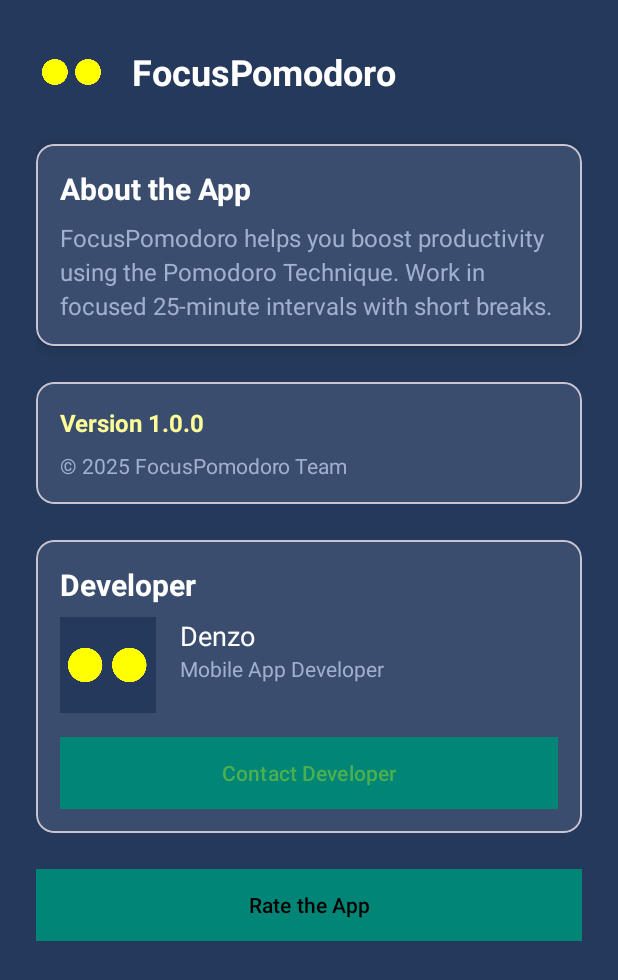
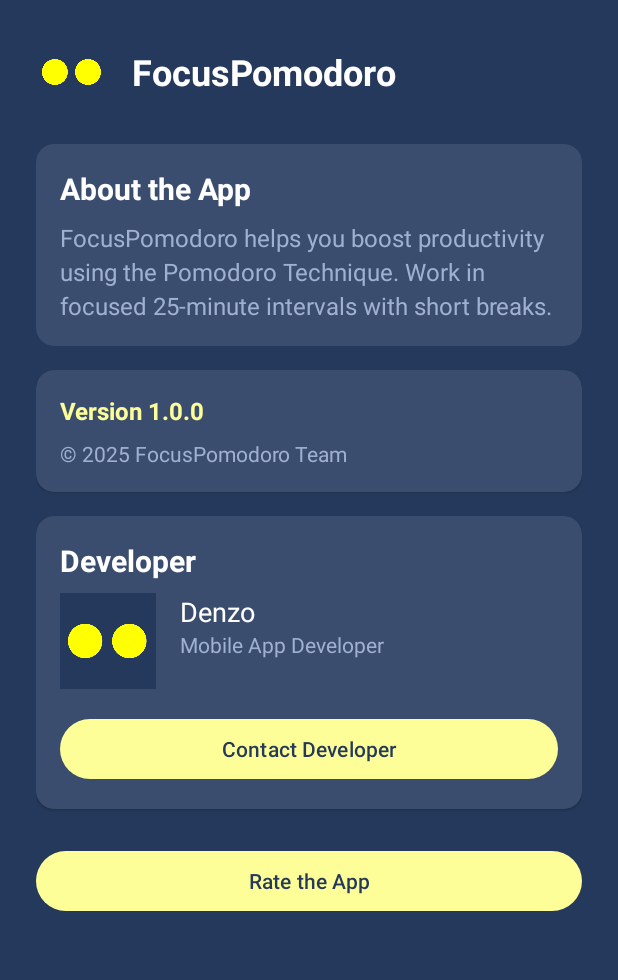
Before and after one commit to Hi1talib1World/MyPOMODORO, an Android app: the layout activity_about.xml on its own in the app's theme, with its tools: preview values and no code run, on a phone screen of 412 x 824 dp. Shown: the top 980 px of the screen. Run offline under Robolectric (Android 15) with nearby library versions, the light colour scheme and no system bars.

Commit message:
style: update activity_about layout design

```diff
--- a/app/src/main/res/layout/activity_about.xml
+++ b/app/src/main/res/layout/activity_about.xml
@@ -39,10 +39,9 @@
         <com.google.android.material.card.MaterialCardView
             android:layout_width="match_parent"
             android:layout_height="wrap_content"
-            android:layout_marginBottom="24dp"
-            app:cardBackgroundColor="#3A4D6E"
-            app:cardCornerRadius="12dp"
-            app:cardElevation="4dp">
+            android:layout_marginBottom="16dp"
+            style="@style/Widget.Material3.CardView.Elevated"
+            app:cardBackgroundColor="#3A4D6E">
 
             <LinearLayout
                 android:layout_width="match_parent"
@@ -69,13 +68,13 @@
             </LinearLayout>
         </com.google.android.material.card.MaterialCardView>
 
-        <!-- Version Info -->
+        <!-- Version Info Card -->
         <com.google.android.material.card.MaterialCardView
             android:layout_width="match_parent"
             android:layout_height="wrap_content"
-            android:layout_marginBottom="24dp"
-            app:cardBackgroundColor="#3A4D6E"
-            app:cardCornerRadius="12dp">
+            android:layout_marginBottom="16dp"
+            style="@style/Widget.Material3.CardView.Elevated"
+            app:cardBackgroundColor="#3A4D6E">
 
             <LinearLayout
                 android:layout_width="match_parent"
@@ -102,13 +101,13 @@
             </LinearLayout>
         </com.google.android.material.card.MaterialCardView>
 
-        <!-- Developer Info -->
+        <!-- Developer Info Card -->
         <com.google.android.material.card.MaterialCardView
             android:layout_width="match_parent"
             android:layout_height="wrap_content"
             android:layout_marginBottom="24dp"
-            app:cardBackgroundColor="#3A4D6E"
-            app:cardCornerRadius="12dp">
+            style="@style/Widget.Material3.CardView.Elevated"
+            app:cardBackgroundColor="#3A4D6E">
 
             <LinearLayout
                 android:layout_width="match_parent"
@@ -159,29 +158,26 @@
                     </LinearLayout>
                 </LinearLayout>
 
-                <!-- Contact Button -->
-                <Button
+                <com.google.android.material.button.MaterialButton
                     android:id="@+id/contactButton"
                     android:layout_width="match_parent"
                     android:layout_height="wrap_content"
                     android:text="@string/contact_developer"
-                    android:textColor="#4CAF50"
-                    android:background="@color/fab_yellow"
-                    app:strokeColor="#4CAF50"/>
+                    android:textColor="#24395B"
+                    app:backgroundTint="@color/fab_yellow"
+                    style="@style/Widget.Material3.Button"/>
             </LinearLayout>
         </com.google.android.material.card.MaterialCardView>
 
-        <!-- Rate App Button -->
-        <Button
+        <com.google.android.material.button.MaterialButton
             android:id="@+id/rateButton"
             android:layout_width="match_parent"
             android:layout_height="wrap_content"
             android:layout_marginBottom="16dp"
             android:text="@string/rate_the_app"
-            android:textColor="@android:color/black"
-            android:background="@color/fab_yellow"
-            />
-
+            android:textColor="#24395B"
+            app:backgroundTint="@color/fab_yellow"
+            style="@style/Widget.Material3.Button"/>
 
     </LinearLayout>
 </ScrollView>
```
